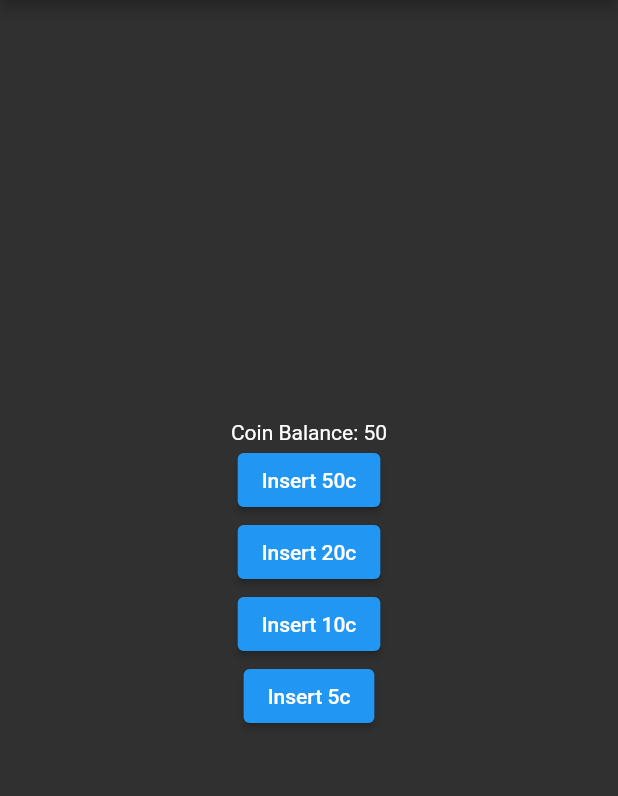
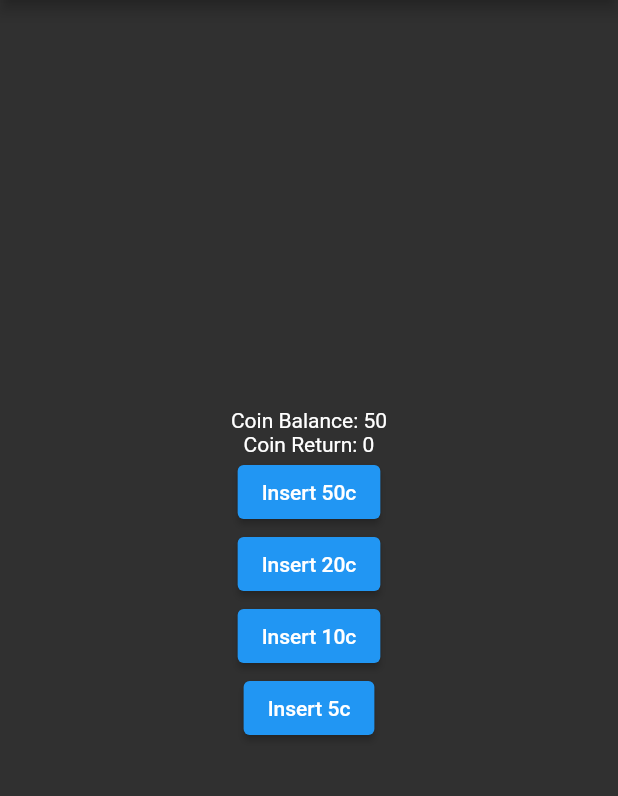
Before and after one commit to gerryau/flutter_vending_machine_kata, a Flutter app: the screen it shows after launch, after a tap on "Insert 50c", on a phone screen of 412 x 824 dp, the part 84-880 px from its top. Run offline on Flutter 3.47's test engine with Material 2 defaults, Android fonts, the light colour scheme and no system bars; our stand-ins replace bloc, flutter_bloc, freezed_annotation.

Commit message:
Kata testing points 2, 3 and 4
Worked on vending machine kata. Completed tasks 2, 3 and 4.

```diff
--- a/lib/cubit/vending_machine_cubit.dart
+++ b/lib/cubit/vending_machine_cubit.dart
@@ -8,10 +8,14 @@ part 'vending_machine_cubit.freezed.dart';
 class VendingMachineCubit extends Cubit<VendingMachineState> {
   final VendingMachine _vendingMachine;
   VendingMachineCubit(this._vendingMachine)
-      : super(const VendingMachineState.initial(coinBalance: 0));
+      : super(const VendingMachineState.initial(coinBalance: 0, coinReturn: 0));
 
   Future<void> insertCoin(int coin) async {
-    final balance = _vendingMachine.insertCoin(coin);
-    emit(VendingMachineState.initial(coinBalance: balance));
+    final balance = _vendingMachine.insertCoin(coin); //5 -> stays the same
+    // add the 5 to coin return
+    emit(
+      VendingMachineState.initial(
+          coinBalance: balance, coinReturn: _vendingMachine.coinReturn),
+    );
   }
 }
--- a/lib/cubit/vending_machine_state.dart
+++ b/lib/cubit/vending_machine_state.dart
@@ -1,8 +1,11 @@
 part of 'vending_machine_cubit.dart';
+
+// flutter packages pub run build_runner build --delete-conflicting-outputs
 
 @freezed
 class VendingMachineState with _$VendingMachineState {
   const factory VendingMachineState.initial({
     required int coinBalance,
+    required int coinReturn,
   }) = _Initial;
 }
--- a/lib/functions/vending.dart
+++ b/lib/functions/vending.dart
@@ -1,8 +1,10 @@
 class VendingMachine {
   int _balance = 0;
+  int coinReturn = 0;
 
   int insertCoin(int coin) {
     if (coin == 5) {
+      coinReturn += 5;
       return _balance;
     }
 
--- a/lib/views/home_page.dart
+++ b/lib/views/home_page.dart
@@ -18,10 +18,13 @@ class MyHomePage extends StatelessWidget {
               mainAxisAlignment: MainAxisAlignment.center,
               children: [
                 Text(
-                  state.coinBalance == 0
-                      ? "Insert Coin"
+                  state.coinBalance == 0 && state.coinReturn == 0
+                      ? "INSERT COIN"
                       : "Coin Balance: ${state.coinBalance}",
                 ),
+                Text(state.coinReturn == 0 && state.coinBalance == 0
+                    ? ""
+                    : "Coin Return: ${state.coinReturn}"),
                 ElevatedButton(
                   onPressed: () {
                     context.read<VendingMachineCubit>().insertCoin(50);
```
Also changed, not shown: pubspec.yaml (+6 -3 lines), lib/cubit/vending_machine_cubit.freezed.dart, pubspec.lock, 3 other files.
